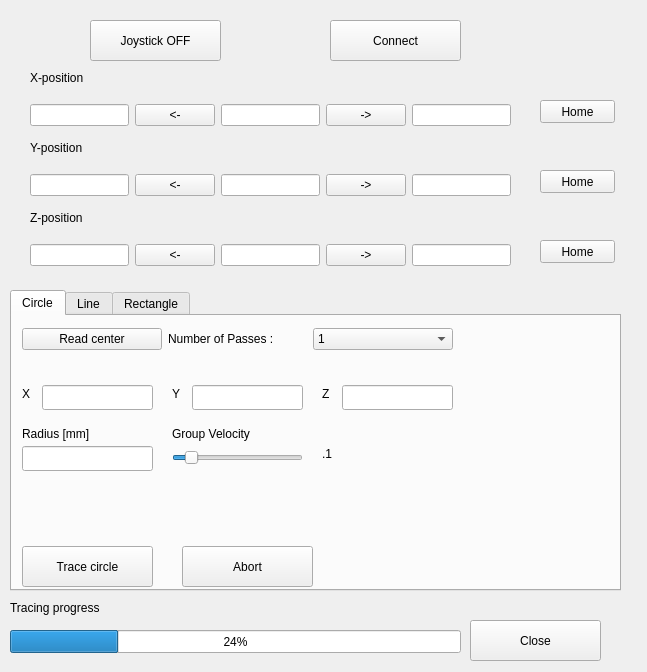
pdera/laser_cutting, file uiESP300.ui: the form before one commit.
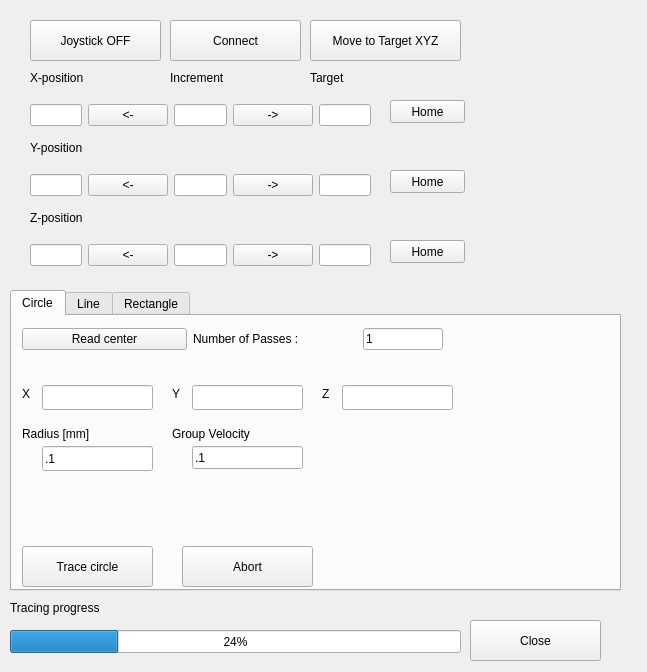
The form after the commit.

Commit message: replace combo box for circle npasses with lineEdit added flush commands to clean out serial before querying

The edit to the form file:
```diff
--- a/uiESP300.ui
+++ b/uiESP300.ui
@@ -70,7 +70,7 @@
     <rect>
      <x>30</x>
      <y>100</y>
-     <width>481</width>
+     <width>341</width>
      <height>30</height>
     </rect>
    </property>
@@ -108,7 +108,7 @@
     <rect>
      <x>30</x>
      <y>170</y>
-     <width>481</width>
+     <width>341</width>
      <height>30</height>
     </rect>
    </property>
@@ -143,7 +143,7 @@
     <rect>
      <x>30</x>
      <y>240</y>
-     <width>481</width>
+     <width>341</width>
      <height>30</height>
     </rect>
    </property>
@@ -176,7 +176,7 @@
   <widget class="QPushButton" name="pushButton_Connect">
    <property name="geometry">
     <rect>
-     <x>330</x>
+     <x>170</x>
      <y>20</y>
      <width>131</width>
      <height>41</height>
@@ -189,7 +189,7 @@
   <widget class="QPushButton" name="pushButton_Joystick">
    <property name="geometry">
     <rect>
-     <x>90</x>
+     <x>30</x>
      <y>20</y>
      <width>131</width>
      <height>41</height>
@@ -202,7 +202,7 @@
   <widget class="QPushButton" name="pushButton_HomeX">
    <property name="geometry">
     <rect>
-     <x>540</x>
+     <x>390</x>
      <y>100</y>
      <width>75</width>
      <height>23</height>
@@ -215,7 +215,7 @@
   <widget class="QPushButton" name="pushButton_HomeY">
    <property name="geometry">
     <rect>
-     <x>540</x>
+     <x>390</x>
      <y>170</y>
      <width>75</width>
      <height>23</height>
@@ -228,7 +228,7 @@
   <widget class="QPushButton" name="pushButton_HomeZ">
    <property name="geometry">
     <rect>
-     <x>540</x>
+     <x>390</x>
      <y>240</y>
      <width>75</width>
      <height>23</height>
@@ -374,12 +374,15 @@
     <widget class="QLineEdit" name="lineEdit_CircleRadius">
      <property name="geometry">
       <rect>
-       <x>10</x>
+       <x>30</x>
        <y>130</y>
-       <width>131</width>
+       <width>111</width>
        <height>25</height>
       </rect>
      </property>
+     <property name="text">
+      <string>.1</string>
+     </property>
     </widget>
     <widget class="QLabel" name="label_5">
      <property name="geometry">
@@ -399,7 +402,7 @@
       <rect>
        <x>10</x>
        <y>10</y>
-       <width>431</width>
+       <width>421</width>
        <height>26</height>
       </rect>
      </property>
@@ -419,47 +422,20 @@
        </widget>
       </item>
       <item>
-       <widget class="QComboBox" name="comboBox_CirclePasses">
-        <item>
-         <property name="text">
-          <string>1</string>
-         </property>
-        </item>
-        <item>
-         <property name="text">
-          <string>2</string>
-         </property>
-        </item>
-        <item>
-         <property name="text">
-          <string>3</string>
-         </property>
-        </item>
-        <item>
-         <property name="text">
-          <string>4</string>
-         </property>
-        </item>
+       <widget class="QLineEdit" name="lineEdit_numCirclePasses">
+        <property name="maximumSize">
+         <size>
+          <width>80</width>
+          <height>16777215</height>
+         </size>
+        </property>
+        <property name="text">
+         <string>1</string>
+        </property>
        </widget>
       </item>
      </layout>
     </widget>
-    <widget class="QSlider" name="circleSpeedSlider">
-     <property name="geometry">
-      <rect>
-       <x>160</x>
-       <y>130</y>
-       <width>131</width>
-       <height>23</height>
-      </rect>
-     </property>
-     <property name="sliderPosition">
-      <number>10</number>
-     </property>
-     <property name="orientation">
-      <enum>Qt::Horizontal</enum>
-     </property>
-    </widget>
     <widget class="QLabel" name="label_6">
      <property name="geometry">
       <rect>
@@ -486,13 +462,13 @@
       <string>Abort</string>
      </property>
     </widget>
-    <widget class="QLabel" name="circleSpeedLabel">
+    <widget class="QLineEdit" name="lineEdit_CircleSpeed">
      <property name="geometry">
       <rect>
-       <x>310</x>
+       <x>180</x>
        <y>130</y>
-       <width>41</width>
-       <height>16</height>
+       <width>111</width>
+       <height>23</height>
       </rect>
      </property>
      <property name="text">
@@ -819,6 +795,45 @@
     </widget>
    </widget>
   </widget>
+  <widget class="QLabel" name="label_7">
+   <property name="geometry">
+    <rect>
+     <x>170</x>
+     <y>70</y>
+     <width>71</width>
+     <height>16</height>
+    </rect>
+   </property>
+   <property name="text">
+    <string>Increment</string>
+   </property>
+  </widget>
+  <widget class="QLabel" name="label_26">
+   <property name="geometry">
+    <rect>
+     <x>310</x>
+     <y>70</y>
+     <width>59</width>
+     <height>15</height>
+    </rect>
+   </property>
+   <property name="text">
+    <string>Target</string>
+   </property>
+  </widget>
+  <widget class="QPushButton" name="MoveToTargetButton">
+   <property name="geometry">
+    <rect>
+     <x>310</x>
+     <y>20</y>
+     <width>151</width>
+     <height>41</height>
+    </rect>
+   </property>
+   <property name="text">
+    <string>Move to Target XYZ</string>
+   </property>
+  </widget>
  </widget>
  <tabstops>
   <tabstop>lineEdit_step_X</tabstop>
```
The commit also changes 1 other file.
